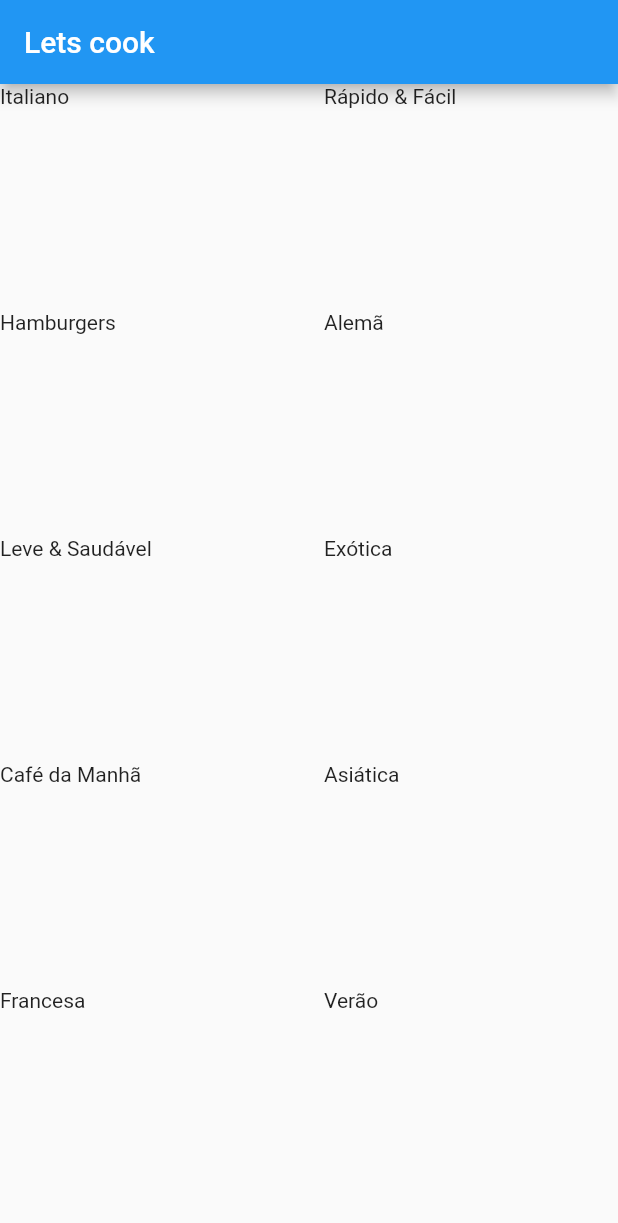
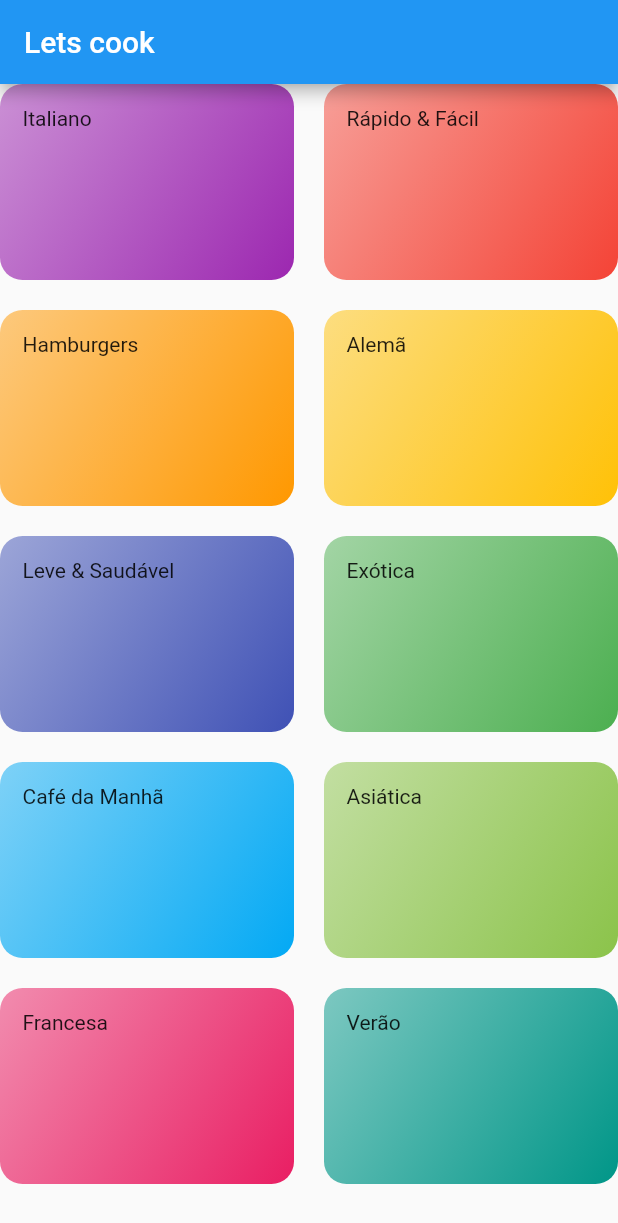
Before and after one commit to matheus-paulino/lets-cook, a Flutter app: the screen it shows after launch, on a phone screen of 412 x 824 dp. Shown: the top 1223 px of the screen. Run offline on Flutter 3.47's test engine with Material 2 defaults, Android fonts, the phone set to English and light mode, and no system bars.

Commit message:
style category component

```diff
--- a/lib/components/category_component.dart
+++ b/lib/components/category_component.dart
@@ -10,7 +10,21 @@ class CategoryComponent extends StatelessWidget {
   @override
   Widget build(BuildContext context) {
     return Container(
+      padding: const EdgeInsets.all(15),
       child: Text(category.title),
+      decoration: BoxDecoration(
+        borderRadius: BorderRadius.circular(
+          15.0,
+        ),
+        gradient: LinearGradient(
+          colors: [
+            category.color.withOpacity(0.5),
+            category.color,
+          ],
+          begin: Alignment.topLeft,
+          end: Alignment.bottomRight,
+        ),
+      ),
     );
   }
 }
```
